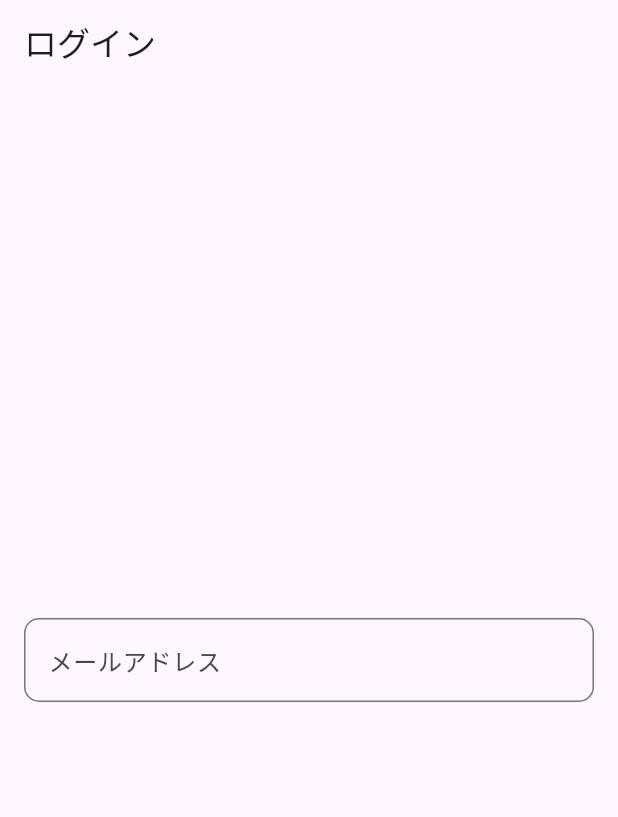
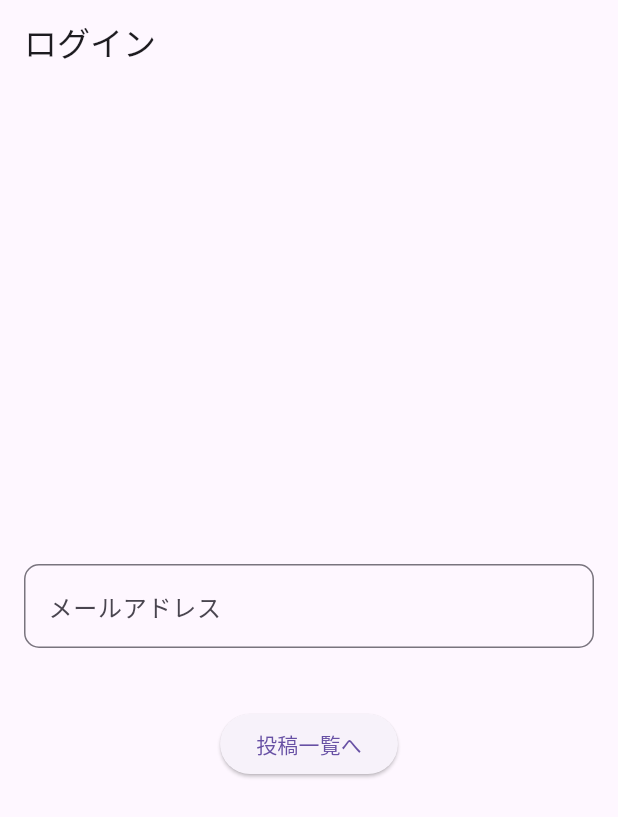
Before and after one commit to AkihiroKawase/EU-MED-Family, a Flutter app: the screen it shows after launch, on a phone screen of 412 x 824 dp. Shown: the top 817 px of the screen. Run offline on Flutter 3.47's test engine with Material 3 defaults, Android fonts, the phone set to English and light mode, and no system bars; our stand-ins replace firebase_auth, firebase_core; accounts and stored records are empty; generated files the repository leaves out were written again.

Commit message:
遷移ボタン追加（仮）

```diff
--- a/lib/main.dart
+++ b/lib/main.dart
@@ -3,6 +3,7 @@ import 'package:firebase_auth/firebase_auth.dart';
 import 'package:firebase_core/firebase_core.dart';
 
 import 'firebase_options.dart';
+import 'screens/post_list_screen.dart';
 
 Future<void> main() async {
   // main関数はOKです
@@ -53,7 +54,20 @@ class MyHomePage extends StatelessWidget { // StatelessWidgetとして実装
                   border: OutlineInputBorder(
                       borderRadius: BorderRadius.all(Radius.circular(10.0)))), //IputDecoration
             ), //TextField
-          ) //Padding
+          ),
+          const SizedBox(height: 24),
+
+          // ★ 投稿一覧へ遷移するボタン
+          ElevatedButton(
+            onPressed: () {
+              Navigator.of(context).push(
+                MaterialPageRoute(
+                  builder: (_) => const PostListScreen(),
+                ),
+              );
+            },
+            child: const Text("投稿一覧へ"),
+          ), //Padding
           // 他にもパスワード入力欄やボタンなどをここに追加できます
         ],
       ), // Column
```
